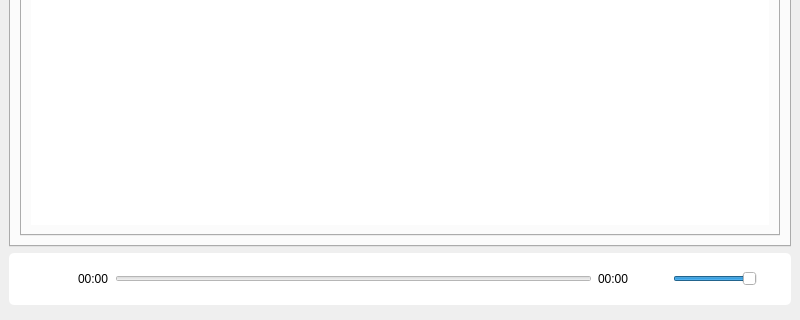
Before: the Qt Designer form mainwindow.ui in cheese-233/QNeteaseMusic, drawn with Qt 5; both pictures show x 0 to 800 and y 280 to 600 of the 800 by 600 pixel window.
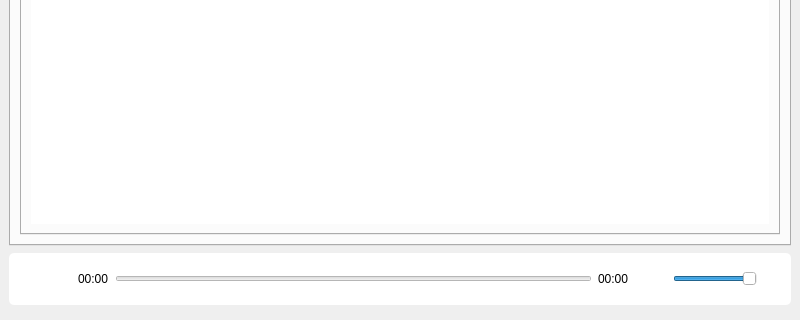
After: the same form once the commit is applied. Icons and pictures are not drawn.

What changed in the file:
```diff
--- a/mainwindow.ui
+++ b/mainwindow.ui
@@ -990,6 +990,7 @@
     <item>
      <layout class="QVBoxLayout" name="verticalLayout_5">
       <item>
+       <widget class="QWidget" name="widget_2" native="true">
        <layout class="QVBoxLayout" name="verticalLayout_4">
         <property name="leftMargin">
          <number>9</number>
@@ -1001,7 +1002,7 @@
          <number>9</number>
         </property>
         <property name="bottomMargin">
-         <number>0</number>
+          <number>1</number>
         </property>
         <item>
          <widget class="QTabWidget" name="tabWidget">
@@ -1581,6 +1582,7 @@
          </widget>
         </item>
        </layout>
+       </widget>
       </item>
       <item>
        <layout class="QVBoxLayout" name="verticalLayout_11">
```
Lines whose indentation alone changed are shown as unchanged.
